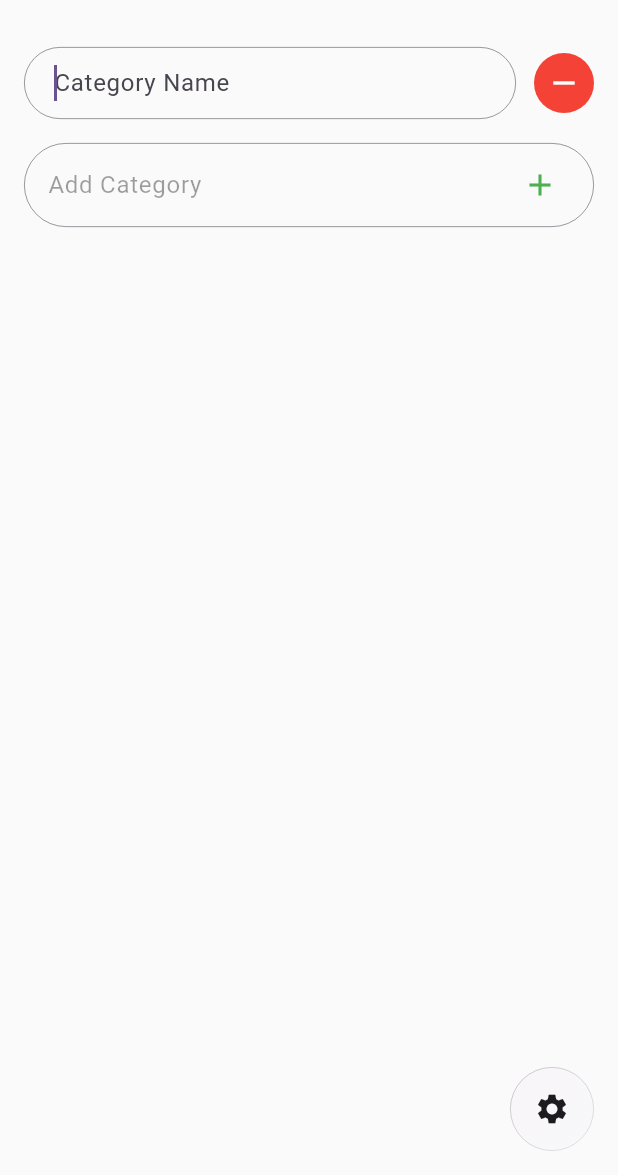
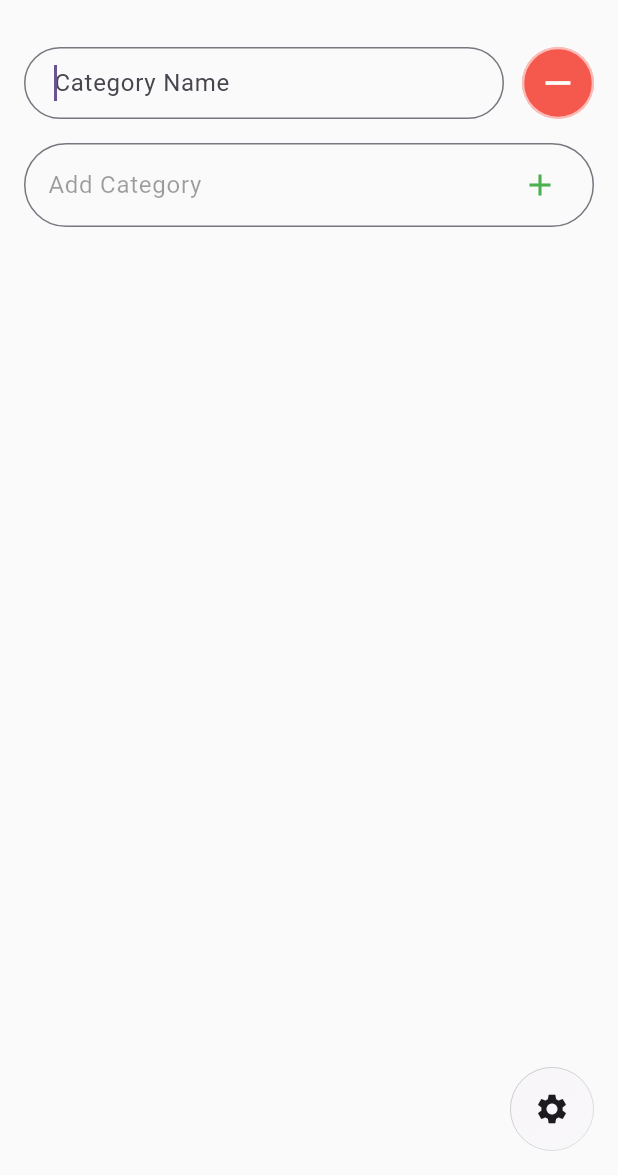
Before and after one commit to mark3lim/counting_mobile_app, a Flutter app: the BasicCountingView screen opened by its route, after a tap on "Add Category", on a phone screen of 412 x 824 dp, the part 61-1236 px from its top. Run offline on Flutter 3.47's test engine with Material 3 defaults, Android fonts, the phone set to English and light mode, and no system bars; drawn by our look-alikes of glassmorphism; our stand-ins replace flutter_riverpod.

Commit message:
버튼 디자인 변경

```diff
--- a/lib/presentation/views/basic_counting_view.dart
+++ b/lib/presentation/views/basic_counting_view.dart
@@ -1,4 +1,5 @@
 import 'package:counting_app/generated/l10n/app_localizations.dart';
+import 'package:counting_app/presentation/widgets/liquid_glass_button.dart';
 import 'package:counting_app/presentation/widgets/settings_button.dart';
 import 'package:flutter/material.dart';
 import 'package:flutter/services.dart';
@@ -173,7 +174,7 @@ class _BasicCountingViewState extends State<BasicCountingView> {
                 elevation: 0,
                 shape: RoundedRectangleBorder(
                   borderRadius: BorderRadius.circular(_cardBoarderRadius),
-                  side: BorderSide(color: Theme.of(context).colorScheme.outline, width: 0.5),
+                  side: BorderSide(color: Theme.of(context).colorScheme.outline, width: 1.0),
                 ),
                 margin: EdgeInsets.zero,
                 child: Center(
@@ -200,20 +201,10 @@ class _BasicCountingViewState extends State<BasicCountingView> {
             ),
             const SizedBox(width: 12),
             // 취소 버튼
-            InkWell(
-              onTap: _toggleAddCategoryView, // 입력 UI 닫기
-              customBorder: const CircleBorder(),
-              child: Container(
-                padding: const EdgeInsets.all(8),
-                decoration: const BoxDecoration(
-                  shape: BoxShape.circle,
-                  color: Color(0xFFF44336),
-                ),
-                child: const Icon(
-                  Icons.remove,
-                  color: Colors.white,
-                ),
-              ),
+            LiquidGlassButton(
+              onPressed: _toggleAddCategoryView,
+              icon: Icons.remove,
+              color: const Color(0xFFF44336),
             ),
           ],
         ),
@@ -230,7 +221,7 @@ class _BasicCountingViewState extends State<BasicCountingView> {
         elevation: 0,
         shape: RoundedRectangleBorder(
           borderRadius: BorderRadius.circular(_cardBoarderRadius),
-          side: BorderSide(color: Theme.of(context).colorScheme.outline, width: 0.5),
+          side: BorderSide(color: Theme.of(context).colorScheme.outline, width: 1.0),
         ),
         margin: _addCategoryCardMargin,
         child: ListTile(
@@ -277,7 +268,7 @@ class _BasicCountingViewState extends State<BasicCountingView> {
                   elevation: 0,
                   shape: RoundedRectangleBorder(
                     borderRadius: BorderRadius.circular(_cardBoarderRadius),
-                    side: BorderSide(color: Theme.of(context).colorScheme.outline, width: 0.5),
+                    side: BorderSide(color: Theme.of(context).colorScheme.outline, width: 1.0),
                   ),
                   margin: EdgeInsets.zero,
                   child: Padding(
@@ -307,31 +298,17 @@ class _BasicCountingViewState extends State<BasicCountingView> {
               ),
               const SizedBox(width: 12),
               // 빼기 버튼
-              InkWell(
-                onTap: () => _decrementCategoryValue(category),
-                customBorder: const CircleBorder(),
-                child: Container(
-                  padding: const EdgeInsets.all(8),
-                  decoration: const BoxDecoration(
-                    shape: BoxShape.circle,
-                    color: Color(0xFFF44336),
-                  ),
-                  child: const Icon(Icons.remove, color: Colors.white),
-                ),
+              LiquidGlassButton(
+                onPressed: () => _decrementCategoryValue(category),
+                icon: Icons.remove,
+                color: const Color(0xFFF44336),
               ),
               const SizedBox(width: 8),
               // 더하기 버튼
-              InkWell(
-                onTap: () => _incrementCategoryValue(category),
-                customBorder: const CircleBorder(),
-                child: Container(
-                  padding: const EdgeInsets.all(8),
-                  decoration: const BoxDecoration(
-                    shape: BoxShape.circle,
-                    color: Color(0xFF4CAF50),
-                  ),
-                  child: const Icon(Icons.add, color: Colors.white),
-                ),
+              LiquidGlassButton(
+                onPressed: () => _incrementCategoryValue(category),
+                icon: Icons.add,
+                color: const Color(0xFF4CAF50),
               ),
             ],
           ),
--- /dev/null
+++ b/lib/presentation/widgets/liquid_glass_button.dart
@@ -0,0 +1,49 @@
+import 'package:flutter/material.dart';
+
+// Liquid Glass 디자인을 적용한 버튼 위젯입니다.
+class LiquidGlassButton extends StatelessWidget {
+  final VoidCallback onPressed;
+  final IconData icon;
+  final Color color;
+
+  // LiquidGlassButton 객체를 생성합니다.
+  const LiquidGlassButton({
+    super.key,
+    required this.onPressed,
+    required this.icon,
+    required this.color,
+  });
+
+  @override
+  Widget build(BuildContext context) {
+    // iOS 26 liquid glass 디자인을 구현합니다.
+    return GestureDetector(
+      onTap: onPressed,
+      child: Container(
+        width: 48,
+        height: 48,
+        decoration: BoxDecoration(
+          color: color.withAlpha(240), // Opacity 1.0
+          borderRadius: BorderRadius.circular(24),
+          gradient: LinearGradient(
+            begin: Alignment.topLeft,
+            end: Alignment.bottomRight,
+            colors: [
+              color.withAlpha(240), // Opacity 1.0
+              color.withAlpha(240), // Opacity 1.0
+            ],
+          ),
+          border: Border.all(
+            color: Colors.white.withAlpha(153), // Opacity 0.6
+            width: 1.5,
+          ),
+        ),
+        child: Icon(
+          icon,
+          color: Colors.white,
+          size: 28,
+        ),
+      ),
+    );
+  }
+}
```
